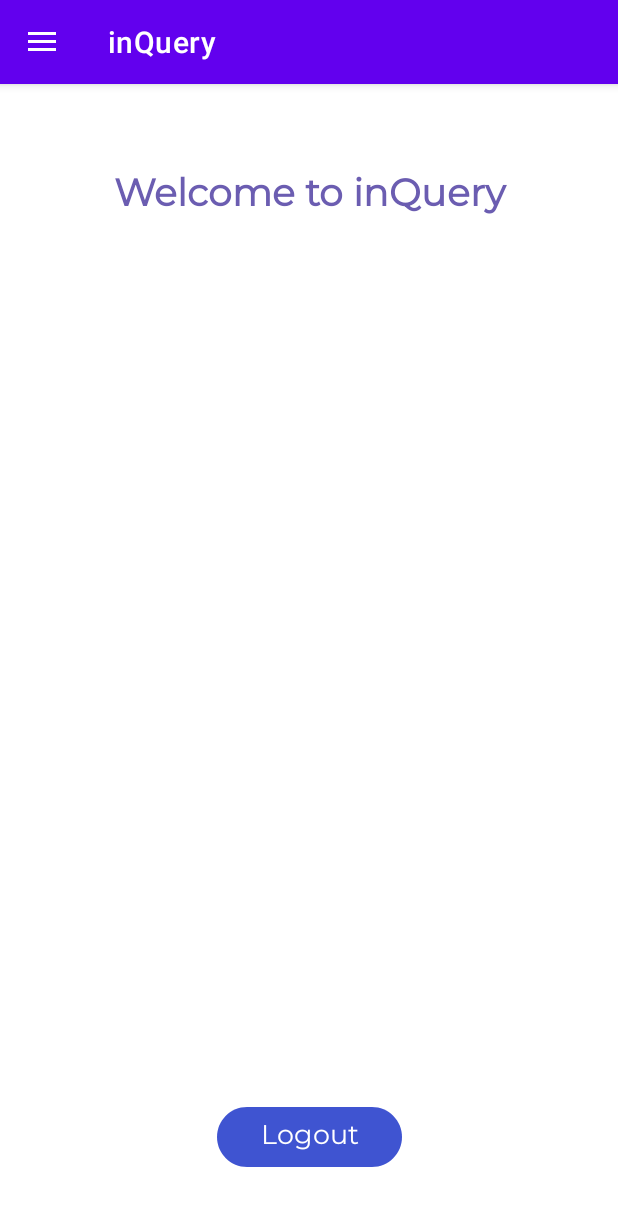
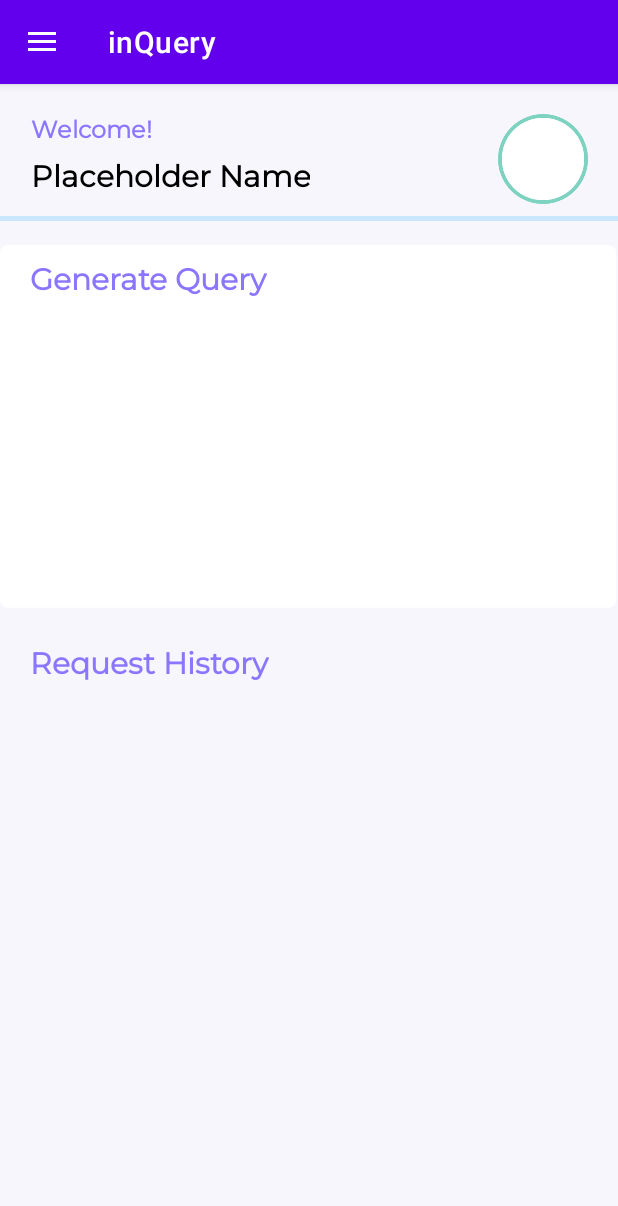
Before and after one commit to inQuery5187/inQuery2.0, an Android app: the s_home screen opened directly, with no data from a screen before it, on a phone screen of 412 x 824 dp. Shown: the top 1206 px of the screen. Run offline under Robolectric (Android 15) with nearby library versions, the phone set to English and light mode, and no system bars; our stand-ins replace Firebase (no records; nobody signed in at launch, a user with empty details on screens opened directly).

Commit message:
student home empty

```diff
--- a/app/src/main/java/com/example/inquery/s_home.java
+++ b/app/src/main/java/com/example/inquery/s_home.java
@@ -46,9 +46,9 @@ public class s_home extends AppCompatActivity implements NavigationView.OnNaviga
         super.onCreate(savedInstanceState);
         setContentView(R.layout.activity_shome);
         setNavigationViewListener();
-        logout= findViewById(R.id.button);
+//        logout= findViewById(R.id.button);
         navigationView = (NavigationView) findViewById(R.id.nav_view);
-        recyclerView= (RecyclerView) findViewById(R.id.recyclerView2);
+        recyclerView= (RecyclerView) findViewById(R.id.requestHistoryView);
         recyclerView.setVisibility(View.INVISIBLE);
 
         // drawer layout instance to toggle the menu icon to open
@@ -96,20 +96,20 @@ public class s_home extends AppCompatActivity implements NavigationView.OnNaviga
 
 
 
-        logout.setOnClickListener(new View.OnClickListener() {
-            @Override
-            public void onClick(View v) {
-                Intent intent= new Intent(s_home.this, s_login.class);
-                startActivity(intent);
-                finish();
-                SharedPreferences sharedPreferences= getSharedPreferences(SHARED_PREFS, MODE_PRIVATE);
-                SharedPreferences.Editor editor = sharedPreferences.edit();
-                editor.putString("sID", "");
-                editor.putString("flag", "");
-                editor.apply();
-                Toast.makeText(s_home.this, "Logged out successfully!", Toast.LENGTH_SHORT).show();
-            }
-        });
+//        logout.setOnClickListener(new View.OnClickListener() {
+//            @Override
+//            public void onClick(View v) {
+//                Intent intent= new Intent(s_home.this, s_login.class);
+//                startActivity(intent);
+//                finish();
+//                SharedPreferences sharedPreferences= getSharedPreferences(SHARED_PREFS, MODE_PRIVATE);
+//                SharedPreferences.Editor editor = sharedPreferences.edit();
+//                editor.putString("sID", "");
+//                editor.putString("flag", "");
+//                editor.apply();
+//                Toast.makeText(s_home.this, "Logged out successfully!", Toast.LENGTH_SHORT).show();
+//            }
+//        });
     }
 
     private void getData() {
--- /dev/null
+++ b/app/src/main/res/drawable/background_line.xml
@@ -0,0 +1,10 @@
+<vector xmlns:android="http://schemas.android.com/apk/res/android"
+    android:width="500dp"
+    android:height="3dp"
+    android:viewportWidth="360"
+    android:viewportHeight="3">
+    <path
+        android:strokeColor="#FFC9E8FD"
+        android:strokeWidth="3"
+        android:pathData="M0 1.5L360 1.5"/>
+</vector>
--- /dev/null
+++ b/app/src/main/res/drawable/background_rectangle.xml
@@ -0,0 +1,11 @@
+<vector xmlns:android="http://schemas.android.com/apk/res/android"
+    android:width="500dp"
+    android:height="250dp"
+    android:viewportWidth="360"
+    android:viewportHeight="245">
+    <group>
+        <path
+            android:fillColor="#FFFFFFFF"
+            android:pathData="M0 5c0-2.76 2.24-5 5-5h349c2.76 0 5 2.24 5 5v227c0 2.76-2.24 5-5 5h-349c-2.76 0-5-2.24-5-5z"/>
+    </group>
+</vector>
--- a/app/src/main/res/layout/activity_shome.xml
+++ b/app/src/main/res/layout/activity_shome.xml
@@ -9,60 +9,130 @@
     android:id="@+id/my_drawer_layout1"
     android:layout_width="match_parent"
     android:layout_height="match_parent"
+    android:background="@color/background"
     tools:context=".MainActivity"
     tools:ignore="HardcodedText">
-
-    <ScrollView
-        android:layout_width="match_parent"
-        android:layout_height="match_parent">
-
     <androidx.constraintlayout.widget.ConstraintLayout
         android:layout_width="match_parent"
         android:layout_height="wrap_content">
 
         <TextView
-                android:id="@+id/textView6"
-                android:layout_width="283dp"
+            android:id="@+id/welcome"
+            android:layout_width="wrap_content"
             android:layout_height="wrap_content"
-                android:layout_marginTop="56dp"
+            android:layout_marginStart="20dp"
+            android:layout_marginTop="20dp"
             android:layout_weight="1"
             android:fontFamily="@font/montserrat"
-                android:text="Welcome to inQuery"
+            android:text="Welcome!"
             android:textAlignment="center"
-                android:textColor="#6B5DB1"
-                android:textSize="25sp"
+            android:textColor="@color/text"
+            android:textSize="16sp"
             android:textStyle="bold"
-                app:layout_constraintEnd_toEndOf="parent"
-                app:layout_constraintHorizontal_bias="0.503"
             app:layout_constraintStart_toStartOf="parent"
             app:layout_constraintTop_toTopOf="parent" />
 
         <TextView
-                android:id="@+id/button"
+            android:id="@+id/personName"
             android:layout_width="wrap_content"
             android:layout_height="wrap_content"
-                android:background="@drawable/button_medium"
-                android:elevation="25dp"
+            android:layout_marginStart="20dp"
+            android:layout_marginTop="5dp"
+            android:layout_weight="1"
             android:fontFamily="@font/montserrat"
-                android:gravity="center"
-                android:text="Logout"
-                android:textColor="#FFFFFF"
-                android:textSize="18sp"
-                app:cornerRadius="32dp"
+            android:text="Placeholder Name"
+            android:textAlignment="center"
+            android:textColor="@color/black"
+            android:textSize="20sp"
+            android:textStyle="bold"
+            app:layout_constraintStart_toStartOf="parent"
+            app:layout_constraintTop_toBottomOf="@+id/welcome" />
+
+        <ImageView
+            android:id="@+id/imageView6"
+            android:layout_width="60dp"
+            android:layout_height="60dp"
+            android:layout_marginTop="20dp"
+            android:layout_marginEnd="20dp"
+            app:layout_constraintEnd_toEndOf="parent"
+            app:layout_constraintTop_toTopOf="parent"
+            app:srcCompat="@drawable/background_pic" />
+
+        <ImageView
+            android:id="@+id/separatorLine"
+            android:layout_width="0dp"
+            android:layout_height="wrap_content"
+            android:layout_marginTop="10dp"
             app:layout_constraintEnd_toEndOf="parent"
             app:layout_constraintStart_toStartOf="parent"
-                app:layout_constraintTop_toBottomOf="@+id/recyclerView2" />
+            app:layout_constraintTop_toBottomOf="@+id/personName"
+            app:srcCompat="@drawable/background_line" />
+
+        <ImageView
+            android:id="@+id/backgroundRectangle"
+            android:layout_width="match_parent"
+            android:layout_height="250dp"
+            android:layout_marginTop="16dp"
+            android:background="@drawable/background_rectangle"
+            app:layout_constraintEnd_toEndOf="parent"
+            app:layout_constraintStart_toStartOf="parent"
+            app:layout_constraintTop_toBottomOf="@+id/separatorLine" />
+
+        <TextView
+            android:id="@+id/generateQuery"
+            android:layout_width="wrap_content"
+            android:layout_height="wrap_content"
+            android:layout_marginStart="20dp"
+            android:layout_marginTop="10dp"
+            android:layout_weight="1"
+            android:fontFamily="@font/montserrat"
+            android:text="Generate Query"
+            android:textAlignment="center"
+            android:textColor="@color/text"
+            android:textSize="20sp"
+            android:textStyle="bold"
+            app:layout_constraintStart_toStartOf="@+id/backgroundRectangle"
+            app:layout_constraintTop_toTopOf="@+id/backgroundRectangle" />
 
         <androidx.recyclerview.widget.RecyclerView
-                android:id="@+id/recyclerView2"
-                android:layout_width="433dp"
-                android:layout_height="587dp"
-                android:layout_marginTop="1dp"
+            android:id="@+id/querySelect"
+            android:layout_width="0dp"
+            android:layout_height="wrap_content"
+            android:layout_margin="20dp"
+            android:orientation="horizontal"
+            app:layout_constraintBottom_toBottomOf="@+id/backgroundRectangle"
+            app:layout_constraintEnd_toEndOf="@+id/backgroundRectangle"
+            app:layout_constraintStart_toStartOf="@+id/backgroundRectangle"
+            app:layout_constraintTop_toBottomOf="@+id/generateQuery" />
+
+        <TextView
+            android:id="@+id/requestHistory"
+            android:layout_width="wrap_content"
+            android:layout_height="wrap_content"
+            android:layout_marginStart="20dp"
+            android:layout_marginTop="16dp"
+            android:layout_weight="1"
+            android:fontFamily="@font/montserrat"
+            android:text="Request History"
+            android:textAlignment="center"
+            android:textColor="@color/text"
+            android:textSize="20sp"
+            android:textStyle="bold"
+            app:layout_constraintStart_toStartOf="parent"
+            app:layout_constraintTop_toBottomOf="@+id/backgroundRectangle" />
+
+        <androidx.recyclerview.widget.RecyclerView
+            android:id="@id/requestHistoryView"
+            android:layout_width="0dp"
+            android:layout_height="0dp"
+            android:layout_marginStart="20dp"
+            android:layout_marginEnd="20dp"
+            app:layout_constraintBottom_toBottomOf="parent"
             app:layout_constraintEnd_toEndOf="parent"
             app:layout_constraintStart_toStartOf="parent"
-                app:layout_constraintTop_toBottomOf="@+id/textView6" />
+            app:layout_constraintTop_toBottomOf="@+id/requestHistory" />
+
     </androidx.constraintlayout.widget.ConstraintLayout>
-    </ScrollView>
 
     <!-- this the navigation view which draws and shows the navigation drawer -->
     <!-- include the menu created in the menu folder -->
--- /dev/null
+++ b/app/src/main/res/values/ids.xml
@@ -0,0 +1,4 @@
+<?xml version="1.0" encoding="utf-8"?>
+<resources>
+    <item name="requestHistoryView" type="id" />
+</resources>
```
Lines whose indentation alone changed are shown as unchanged.
